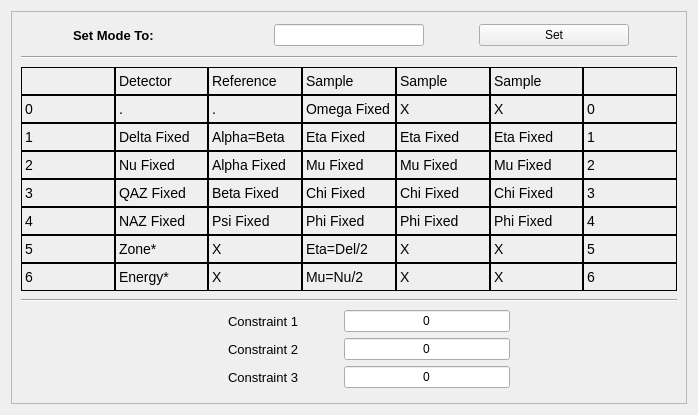
Old version of the form gui/set_mode.ui in the repository HugoValim/DAF.
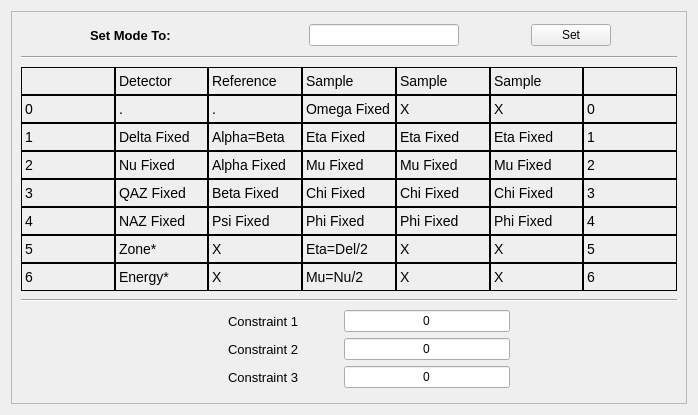
New version of the form.

Commit message: Upgrade set mode UI

Diff of the .ui file:
```diff
--- a/gui/set_mode.ui
+++ b/gui/set_mode.ui
@@ -122,7 +122,7 @@
            <widget class="QPushButton" name="mode_input_button">
             <property name="minimumSize">
              <size>
-              <width>150</width>
+              <width>0</width>
               <height>0</height>
              </size>
             </property>
```
Left out of the diff: 3 changed lines with no effect on the pictures. The commit also changes 1 other file.
